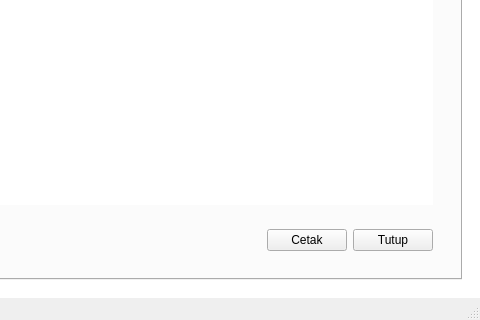
Old version of the form source/GUI.ui in the repository fnugrahendi/petuk.corp; both pictures show x 784 to 1264 and y 317 to 637 of the 1264 by 637 pixel window.
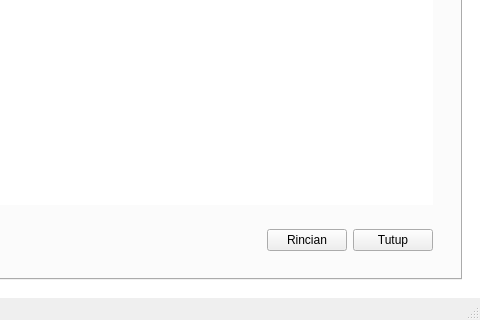
New version of the form. The open tabs and pages were chosen to show the change. Icons and pictures are not drawn.

Commit message: view details each pembayaran hutang

Patch:
```diff
--- a/source/GUI.ui
+++ b/source/GUI.ui
@@ -9352,7 +9352,7 @@
                   <item>
                    <widget class="QPushButton" name="tb_Pembelian_PembayaranHutang_Cetak">
                     <property name="text">
-                     <string>Cetak</string>
+                     <string>Rincian</string>
                     </property>
                    </widget>
                   </item>
```
Left out of the diff: 6 changed lines with no effect on the pictures. The commit also changes 2 other files.
